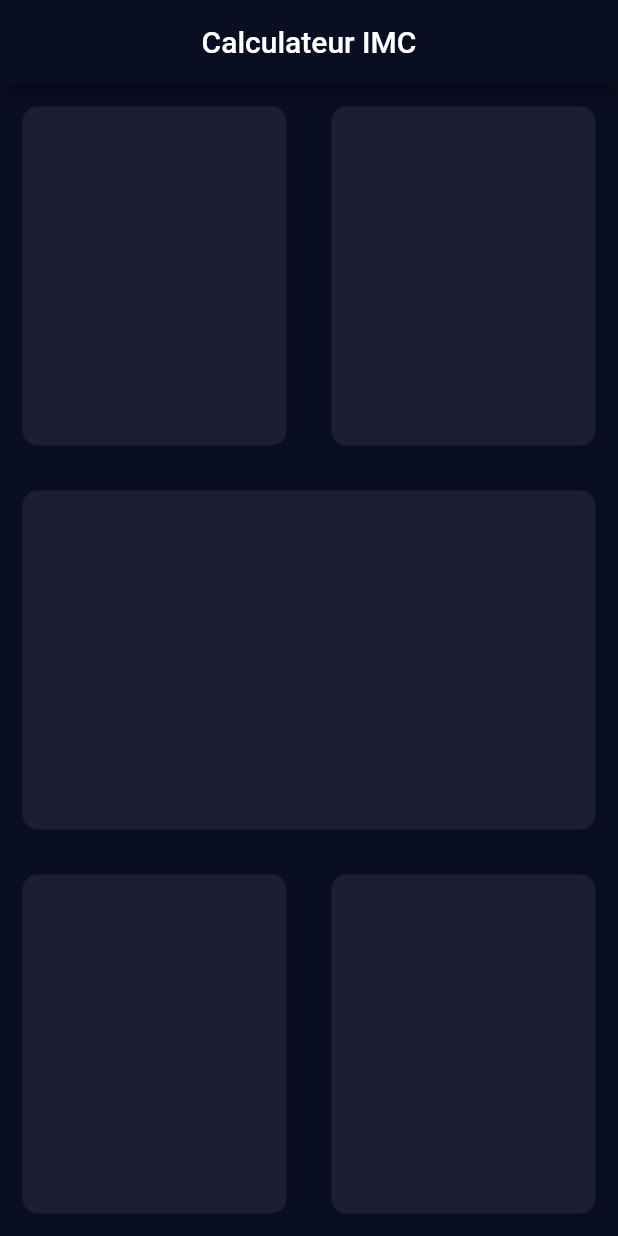
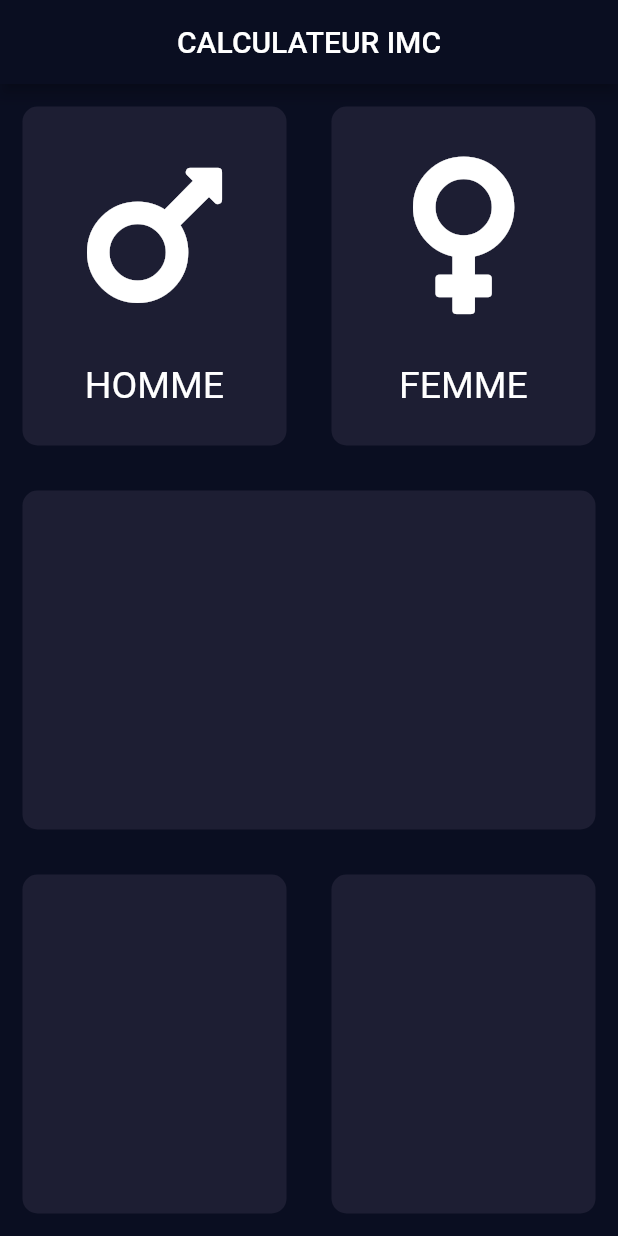
Before and after one commit to EtienneVformateur/correctionhealthy, a Flutter app: the screen it shows after launch, on a phone screen of 412 x 824 dp. Run offline on Flutter 3.47's test engine with Material 2 defaults, Android fonts, the phone set to English and light mode, and no system bars; our stand-ins replace font_awesome_flutter.

Commit message:
Créer page input + Fontawesome icon ajouter

```diff
--- /dev/null
+++ b/lib/inputPage.dart
@@ -0,0 +1,97 @@
+import 'package:flutter/material.dart';
+import 'package:font_awesome_flutter/font_awesome_flutter.dart';
+
+const activeColor = Color(0xFF1D1E33);
+
+class InputPage extends StatefulWidget {
+  const InputPage({Key? key}) : super(key: key);
+
+  @override
+  _InputPageState createState() => _InputPageState();
+}
+
+class _InputPageState extends State<InputPage> {
+  @override
+  Widget build(BuildContext context) {
+    return Scaffold(
+      appBar: AppBar(
+        title: Text("CALCULATEUR IMC"),
+        centerTitle: true,
+      ),
+      body: Column(
+        children: [
+          Expanded(
+            child: Row(
+              children: [
+                Expanded(
+                  child: MaCarte(
+                    activeColor,
+                    Column(
+                      mainAxisAlignment: MainAxisAlignment.spaceEvenly,
+                      children: [
+                        Icon(
+                          FontAwesomeIcons.mars,
+                          size: 120,
+                        ),
+                        Text(
+                          "HOMME",
+                          style: TextStyle(fontSize: 25),
+                        )
+                      ],
+                    ),
+                  ),
+                ),
+                Expanded(
+                  child: MaCarte(
+                    activeColor,
+                    Column(
+                      mainAxisAlignment: MainAxisAlignment.spaceEvenly,
+                      children: [
+                        Icon(
+                          FontAwesomeIcons.venus,
+                          size: 120,
+                        ),
+                        Text(
+                          "FEMME",
+                          style: TextStyle(fontSize: 25),
+                        )
+                      ],
+                    ),
+                  ),
+                ),
+              ],
+            ),
+          ),
+          Expanded(child: MaCarte(activeColor, Container())),
+          Expanded(
+            child: Row(
+              children: [
+                Expanded(child: MaCarte(activeColor, Container())),
+                Expanded(child: MaCarte(activeColor, Container())),
+              ],
+            ),
+          ),
+        ],
+      ),
+    );
+  }
+}
+
+class MaCarte extends StatelessWidget {
+  final Color couleur;
+  final Widget carteChild;
+
+  MaCarte(this.couleur, this.carteChild);
+
+  @override
+  Widget build(BuildContext context) {
+    return Container(
+      child: carteChild,
+      margin: EdgeInsets.all(15.0),
+      decoration: BoxDecoration(
+        borderRadius: BorderRadius.circular(10.0),
+        color: couleur,
+      ),
+    );
+  }
+}
--- a/lib/main.dart
+++ b/lib/main.dart
@@ -1,10 +1,9 @@
 import 'package:flutter/material.dart';
+import 'inputPage.dart';
 
 void main() {
   runApp(const IMCApp());
 }
-
-const activeColor = Color(0xFF1D1E33);
 
 class IMCApp extends StatelessWidget {
   const IMCApp({Key? key}) : super(key: key);
@@ -23,64 +22,3 @@ class IMCApp extends StatelessWidget {
     );
   }
 }
-
-// primaryColor  à la couleur du background, appBarTheme color: Color(0xFF0A0E21) pour la appBar du dribble., scaffoldBackgroundColor à la couleur du background,  textTheme en blanc et floatingActionButtonTheme:
-// FloatingActionButtonThemeData(backgroundColor: Colors.purple)
-class InputPage extends StatefulWidget {
-  const InputPage({Key? key}) : super(key: key);
-
-  @override
-  _InputPageState createState() => _InputPageState();
-}
-
-class _InputPageState extends State<InputPage> {
-  @override
-  Widget build(BuildContext context) {
-    return Scaffold(
-      appBar: AppBar(
-        title: Text("Calculateur IMC"),
-        centerTitle: true,
-      ),
-      body: Column(
-        children: [
-          Expanded(
-            child: Row(
-              children: [
-                Expanded(
-                  child: MaCarte(activeColor),
-                ),
-                Expanded(child: MaCarte(activeColor)),
-              ],
-            ),
-          ),
-          Expanded(child: MaCarte(activeColor)),
-          Expanded(
-            child: Row(
-              children: [
-                Expanded(child: MaCarte(activeColor)),
-                Expanded(child: MaCarte(activeColor)),
-              ],
-            ),
-          ),
-        ],
-      ),
-    );
-  }
-}
-
-class MaCarte extends StatelessWidget {
-  final Color couleur;
-
-  MaCarte(this.couleur);
-
-  @override
-  Widget build(BuildContext context) {
-    return Container(
-      margin: EdgeInsets.all(15.0),
-      decoration: BoxDecoration(
-        borderRadius: BorderRadius.circular(10.0),
-        color: couleur,
-      ),
-    );
-  }
-}
--- a/pubspec.yaml
+++ b/pubspec.yaml
@@ -34,6 +34,7 @@ dependencies:
   # The following adds the Cupertino Icons font to your application.
   # Use with the CupertinoIcons class for iOS style icons.
   cupertino_icons: ^1.0.2
+  font_awesome_flutter: ^9.2.0
 
 dev_dependencies:
   flutter_test:
```
Also changed, not shown: pubspec.lock.
